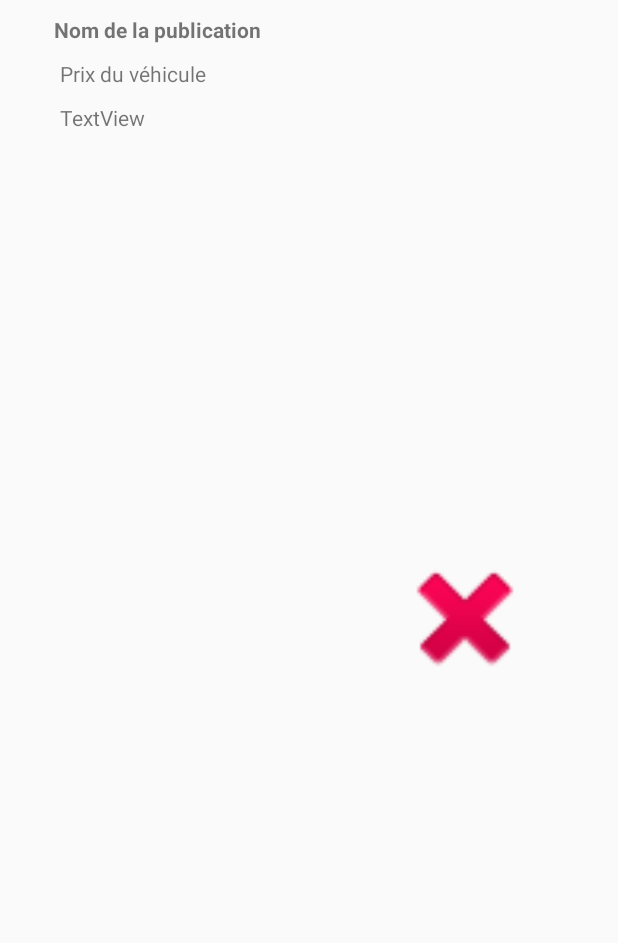
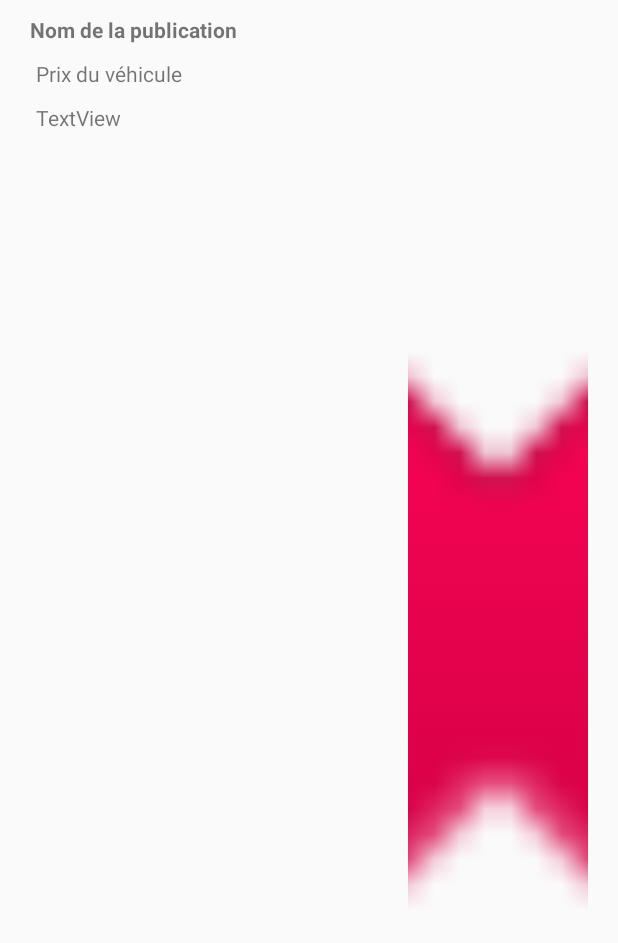
Before and after one commit to titouan-aclr/AMSE_Android, an Android app: the layout item_listview_ad.xml on its own in the app's theme, with its tools: preview values and no code run, on a phone screen of 412 x 824 dp. Shown: the top 943 px of the screen. Run offline under Robolectric (Android 15) with nearby library versions, the phone set to English and light mode, and no system bars.

Commit message:
modify image display list

```diff
--- a/app/src/main/res/layout/item_listview_ad.xml
+++ b/app/src/main/res/layout/item_listview_ad.xml
@@ -9,7 +9,7 @@
         android:id="@+id/nomAnnonce_item"
         android:layout_width="wrap_content"
         android:layout_height="wrap_content"
-        android:layout_marginStart="36dp"
+        android:layout_marginStart="20dp"
         android:layout_marginTop="10dp"
         android:text="Nom de la publication"
         android:textStyle="bold"
@@ -28,11 +28,12 @@
 
     <ImageView
         android:id="@+id/imageAnnonce_item"
-        android:layout_width="144dp"
-        android:layout_height="101dp"
+        android:layout_width="120dp"
+        android:layout_height="0dp"
         android:layout_marginTop="5dp"
-        android:layout_marginEnd="30dp"
+        android:layout_marginEnd="20dp"
         android:layout_marginBottom="5dp"
+        android:scaleType="centerCrop"
         app:layout_constraintBottom_toBottomOf="parent"
         app:layout_constraintEnd_toEndOf="parent"
         app:layout_constraintTop_toTopOf="parent"
```
